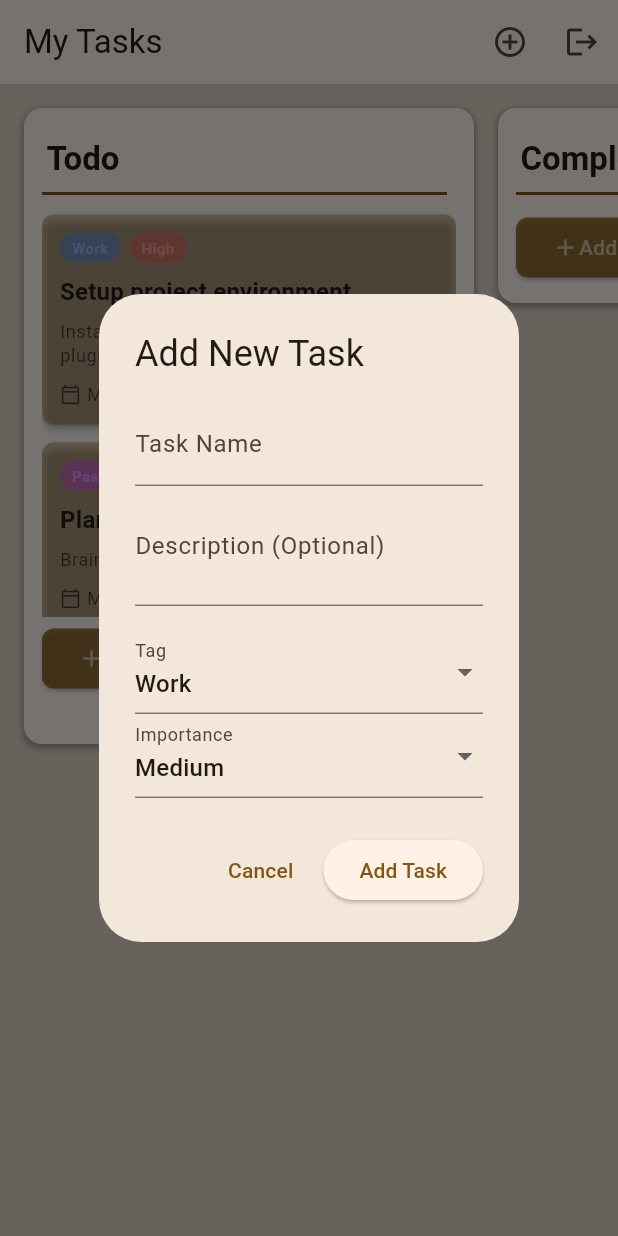
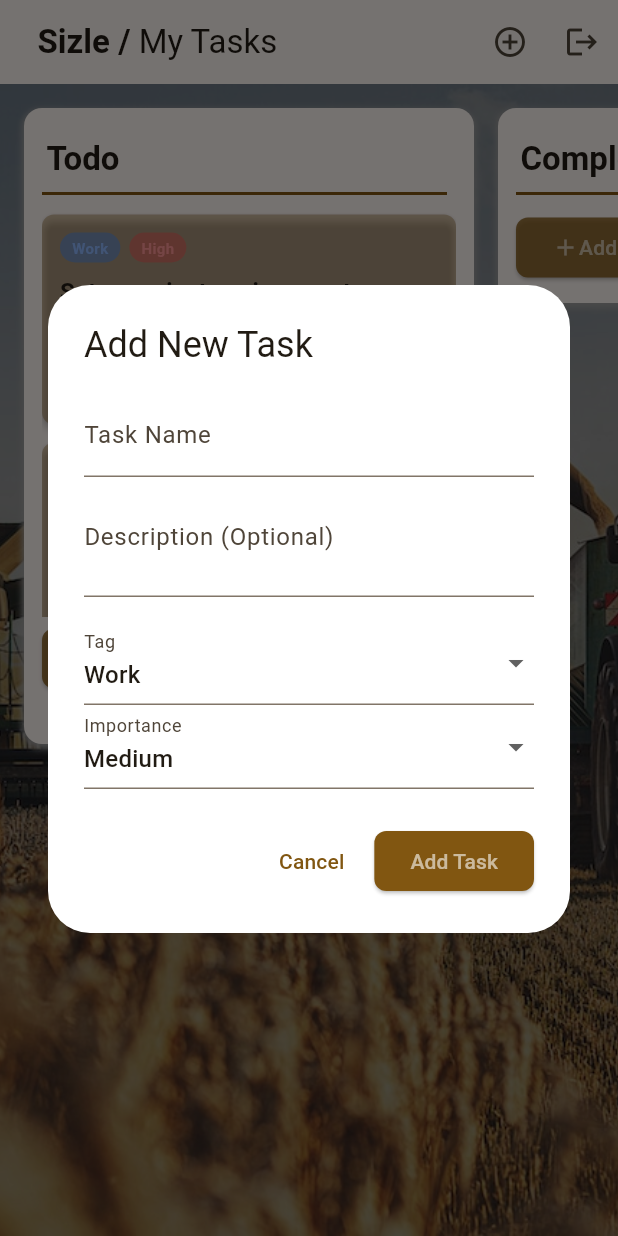
Before and after one commit to Nightclaus/Sizzle, a Flutter app: the screen it shows once a user with an empty profile is signed in, after a tap on "Add a card", on a phone screen of 412 x 824 dp. Run offline on Flutter 3.47's test engine with Material 3 defaults, Android fonts, the phone set to English and light mode, and no system bars; our stand-ins replace firebase_auth, firebase_core, flutter_dotenv, font_awesome_flutter, get, google_sign_in; accounts and stored records are empty.

Commit message:
Improved UI for tasks

```diff
--- a/lib/app/modules/tasks/views/tasks_view.dart
+++ b/lib/app/modules/tasks/views/tasks_view.dart
@@ -53,7 +53,18 @@
 
     return Scaffold(
       appBar: AppBar(
-        title: const Text("My Tasks"),
+        title: const Row(
+          mainAxisAlignment: MainAxisAlignment.start,
+          children: [
+            SizedBox(width: 9),
+            Text("Sizle /",
+              style: TextStyle(
+                fontWeight: FontWeight.bold,
+              ),
+            ),
+            Text(" My Tasks"),
+          ]
+        ),
         actions: [
           IconButton(
             icon: const Icon(Icons.add_circle_outline),
@@ -69,9 +80,25 @@
           )
         ],
       ),
-      backgroundColor: Theme.of(context).colorScheme.primary.withAlpha(60),
-      body: Obx(
-        () {
+      backgroundColor: Colors.black,//Theme.of(context).colorScheme.primary.withAlpha(255),
+      body: SizedBox.expand( // No2 Op
+        child: Stack(
+          children: [
+            // Background image, Make dynamic
+            Positioned.fill(
+              child: Image.asset(
+                'assets/harvest.jpg',
+                fit: BoxFit.cover,
+              ),
+            ),
+
+            // Overlay color
+            Positioned.fill(
+              child: Container(
+                color: Colors.black.withAlpha(100), // Adjust opacity as needed
+              ),
+            ),
+            Obx(() {
               if (controller.columns.isEmpty) {
                 return Center(
                   child: Column(
@@ -199,6 +226,8 @@
               );
             },
           ),
+        ])
+      )
     );
   }
 }
--- a/lib/app/modules/tasks/widgets/add_task_dialog.dart
+++ b/lib/app/modules/tasks/widgets/add_task_dialog.dart
@@ -12,14 +12,28 @@
   var selectedTag = TaskTag.work.obs;
   var selectedImportance = TaskImportance.medium.obs;
   final Uuid uuid = const Uuid();
+  final theme = Theme.of(context);
+  Color lightenColor(Color color, [int amount = 100]) {
+    return Color.alphaBlend(Colors.white.withAlpha(amount), color);
+  }
+  Color dropdownMenuColor = lightenColor(theme.primaryColor, 70);
 
   return Get.dialog( // Using Get.dialog for simplicity
     AlertDialog(
+      backgroundColor: Colors.white,
+      insetPadding: EdgeInsets.only(
+        top: 12,
+        left: 16,
+        right: 16,
+        bottom: 24
+      ),
       title: const Text('Add New Task'),
       content: SingleChildScrollView(
         child: Form(
           key: formKey,
-          child: Column(
+          child: SizedBox(
+            width: 300,
+            child: Column(
             mainAxisSize: MainAxisSize.min,
             children: <Widget>[
               TextFormField(
@@ -35,6 +49,7 @@
               const SizedBox(height: 16),
               Obx(() => DropdownButtonFormField<TaskTag>(
                     decoration: const InputDecoration(labelText: 'Tag'),
+                    dropdownColor: dropdownMenuColor,
                     value: selectedTag.value,
                     items: TaskTag.values
                         .map((tag) => DropdownMenuItem(
@@ -48,6 +63,7 @@
                   )),
               Obx(() => DropdownButtonFormField<TaskImportance>(
                     decoration: const InputDecoration(labelText: 'Importance'),
+                    dropdownColor: dropdownMenuColor,
                     value: selectedImportance.value,
                     items: TaskImportance.values
                         .map((imp) => DropdownMenuItem(
@@ -61,14 +77,27 @@
                   )),
             ],
           ),
+          ),
         ),
       ),
       actions: <Widget>[
         TextButton(
+          style: ElevatedButton.styleFrom(
+            shape: RoundedRectangleBorder(
+              borderRadius: BorderRadius.all(Radius.circular(8))
+            )
+          ),
           child: const Text('Cancel'),
           onPressed: () => Get.back(),
         ),
         ElevatedButton(
+          style: ElevatedButton.styleFrom(
+            foregroundColor: lightenColor(theme.primaryColor.withAlpha(60), 150),
+            backgroundColor: theme.primaryColor,
+            shape: RoundedRectangleBorder(
+              borderRadius: BorderRadius.all(Radius.circular(8))
+            )
+          ),
           child: const Text('Add Task'),
           onPressed: () {
             if (formKey.currentState!.validate()) {
```
Also changed, not shown: 5 other files. Lines whose indentation alone changed are shown as unchanged.
